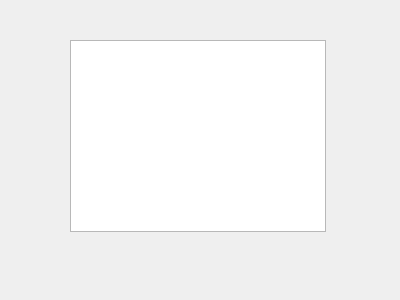
Above: calchistory.ui from MikKud/DZ_AL_QT before the change. Below: the same form after it.
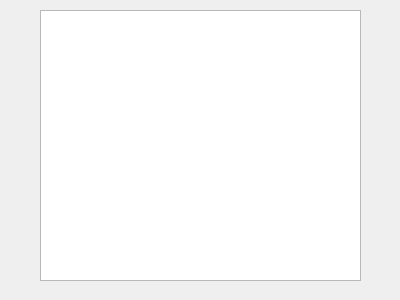
That is the form after the change.

Diff of the .ui file:
```diff
--- a/calchistory.ui
+++ b/calchistory.ui
@@ -13,13 +13,13 @@
   <property name="windowTitle">
    <string>Dialog</string>
   </property>
-  <widget class="QListWidget" name="listWidget">
+  <widget class="QTextEdit" name="textEdit">
    <property name="geometry">
     <rect>
-     <x>70</x>
-     <y>40</y>
-     <width>256</width>
-     <height>192</height>
+     <x>40</x>
+     <y>10</y>
+     <width>321</width>
+     <height>271</height>
     </rect>
    </property>
   </widget>
```
